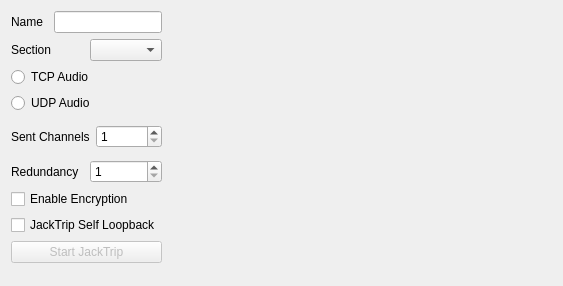
The window that src/rehearsalchef/memberform.ui (alexcoy257/lrnet) describes before a commit, drawn with Qt 5.
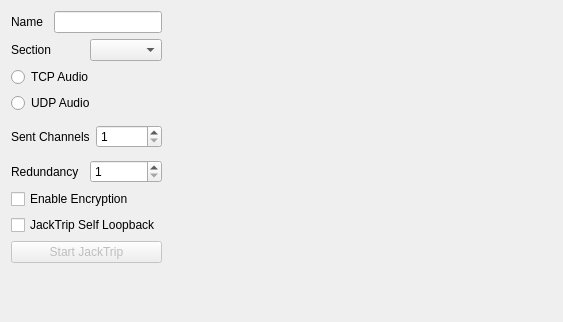
The same window after the commit. Custom widgets are drawn as their Qt base class.

The edit to the form file:
```diff
--- a/src/rehearsalchef/memberform.ui
+++ b/src/rehearsalchef/memberform.ui
@@ -7,7 +7,7 @@
     <x>0</x>
     <y>0</y>
     <width>563</width>
-    <height>286</height>
+    <height>322</height>
    </rect>
   </property>
   <property name="windowTitle">
```
